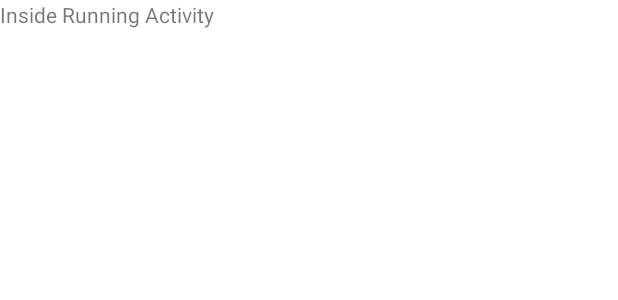
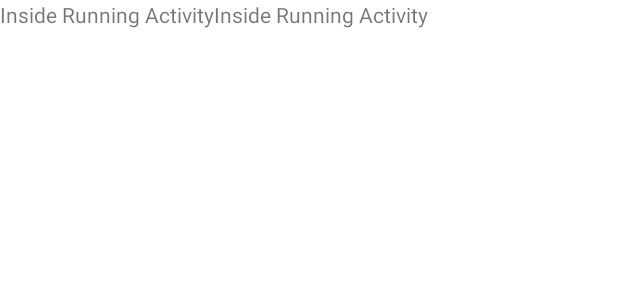
Before and after one commit to gabedira/CatchApp3, an Android app: the layout activity_running.xml on its own in the app's theme, with its tools: preview values and no code run, on a phone screen of 412 x 824 dp. Shown: the top 300 px of the screen. Run offline under Robolectric (Android 15) with nearby library versions, the phone set to English and light mode, and no system bars.

Commit message:
figured out inter-activity db com

```diff
--- a/app/src/main/java/com/example/catchapp3/CatchAppRoomDatabase.java
+++ b/app/src/main/java/com/example/catchapp3/CatchAppRoomDatabase.java
@@ -57,10 +57,14 @@ public abstract class CatchAppRoomDatabase extends RoomDatabase {
                 Log.v("testing", "populating the database");
                 User user1 = new User(1, "Jeff");
                 Runs run1 = new Runs(1, "testRun", "12/29/2021", 1, 6.8, 3000);
-                RunVals rv1 = new RunVals(1, 0, 5);
+
+                RunVals rv1 = new RunVals(1, 0.3, 5.4);
+                RunVals rv2 = new RunVals(1, 0.5, 5.7);
+
                 dao.insert(user1);
                 dao.insert(run1);
                 dao.insert(rv1);
+                dao.insert(rv2);
             });
         }
     };
--- a/app/src/main/java/com/example/catchapp3/CatchAppViewModel.java
+++ b/app/src/main/java/com/example/catchapp3/CatchAppViewModel.java
@@ -27,7 +27,7 @@ public class CatchAppViewModel extends AndroidViewModel {
     }
 
     LiveData<List<Runs>> getAllRuns() { return mAllRuns; }
-    LiveData<List<RunVals>> getAllRunVals(int id) { return mAllRunVals; }
+    LiveData<List<RunVals>> getAllRunVals(int id) { return mRepository.getAllRunVals(id); }
 
     public void insert(User user) { mRepository.insert(user); }
     public void insert(Runs run) { mRepository.insert(run); }
--- a/app/src/main/res/layout/activity_main.xml
+++ b/app/src/main/res/layout/activity_main.xml
@@ -18,6 +18,12 @@
         app:layout_constraintRight_toRightOf="parent"
         app:layout_constraintTop_toTopOf="parent" />
 
+    <TextView
+        android:layout_width="match_parent"
+        android:layout_height="wrap_content"
+        app:layout_constraintBottom_toBottomOf="parent"
+        android:id="@+id/tv2"/>
+
 <!--    <com.google.android.material.floatingactionbutton.FloatingActionButton-->
 <!--        android:id="@+id/fab"-->
 <!--        app:layout_constraintBottom_toBottomOf="parent"-->
--- a/app/src/main/res/layout/activity_running.xml
+++ b/app/src/main/res/layout/activity_running.xml
@@ -5,6 +5,10 @@
     android:layout_width="match_parent"
     android:layout_height="match_parent"
     tools:context=".RunningActivity">
+    <LinearLayout
+        android:layout_width="match_parent"
+        android:layout_height="wrap_content"
+        app:layout_constraintTop_toTopOf="parent">
 
     <TextView
         android:id="@+id/textView2"
@@ -13,4 +17,14 @@
         android:text="Inside Running Activity"
         tools:layout_editor_absoluteX="176dp"
         tools:layout_editor_absoluteY="382dp" />
+
+        <TextView
+            android:id="@+id/textView3"
+            android:layout_width="wrap_content"
+            android:layout_height="wrap_content"
+            android:text="Inside Running Activity"
+            tools:layout_editor_absoluteX="176dp"
+            tools:layout_editor_absoluteY="382dp" />
+
+    </LinearLayout>
 </androidx.constraintlayout.widget.ConstraintLayout>
```
Also changed, not shown: app/src/main/java/com/example/catchapp3/MainActivity.java (+11 -0 lines), app/src/main/java/com/example/catchapp3/RunningActivity.java (+40 -0 lines), app/src/main/java/com/example/catchapp3/dbTables/RunVals.java (+7 -0 lines).
